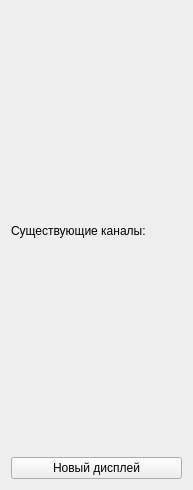
First picture: the form in Oscilloscope/mainwindow.ui, repository YegorR/Oscilloscope, before the edit.
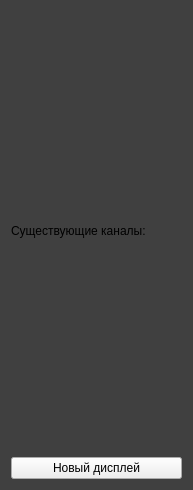
Second picture: the form after the edit.

Patch:
```diff
--- a/Oscilloscope/mainwindow.ui
+++ b/Oscilloscope/mainwindow.ui
@@ -22,6 +22,11 @@
   <property name="autoFillBackground">
    <bool>false</bool>
   </property>
+  <property name="styleSheet">
+   <string notr="true">QMainWindow {
+	background-color: rgb(64, 64, 64);
+}</string>
+  </property>
   <property name="documentMode">
    <bool>false</bool>
   </property>
@@ -29,6 +34,12 @@
    <layout class="QGridLayout" name="gridLayout">
     <item row="1" column="0">
      <widget class="QPushButton" name="createSimpleScope">
+      <property name="autoFillBackground">
+       <bool>false</bool>
+      </property>
+      <property name="styleSheet">
+       <string notr="true"/>
+      </property>
       <property name="text">
        <string>Новый дисплей</string>
       </property>
```
